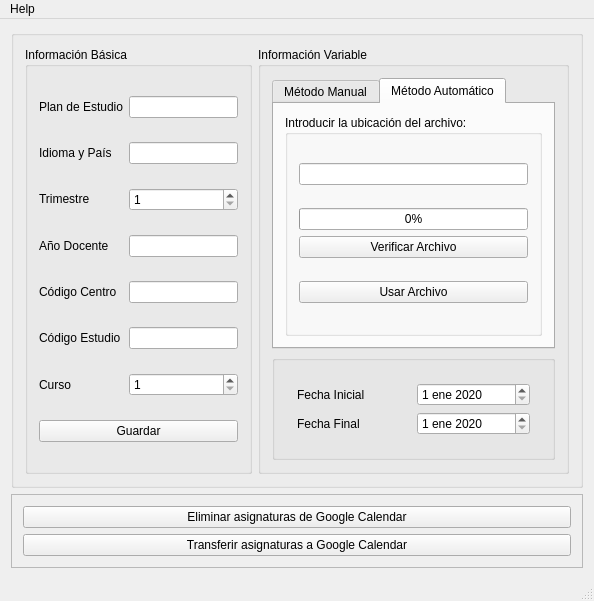
Before: the Qt Designer form res/GUI/MainWindow.ui in Sklyvan/ScrapingUPF, drawn with Qt 5.
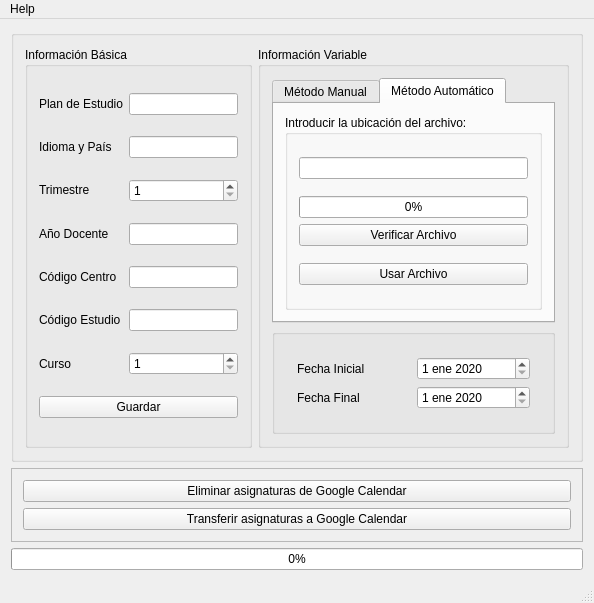
After: the same form once the commit is applied.

Commit message: Added a main loading bar.

Patch:
```diff
--- a/res/GUI/MainWindow.ui
+++ b/res/GUI/MainWindow.ui
@@ -364,6 +364,13 @@
       </layout>
      </widget>
     </item>
+    <item row="3" column="0">
+     <widget class="QProgressBar" name="mainProgressBar">
+      <property name="value">
+       <number>0</number>
+      </property>
+     </widget>
+    </item>
    </layout>
   </widget>
   <widget class="QMenuBar" name="menuBar">
```
The commit also changes 4 other files.
